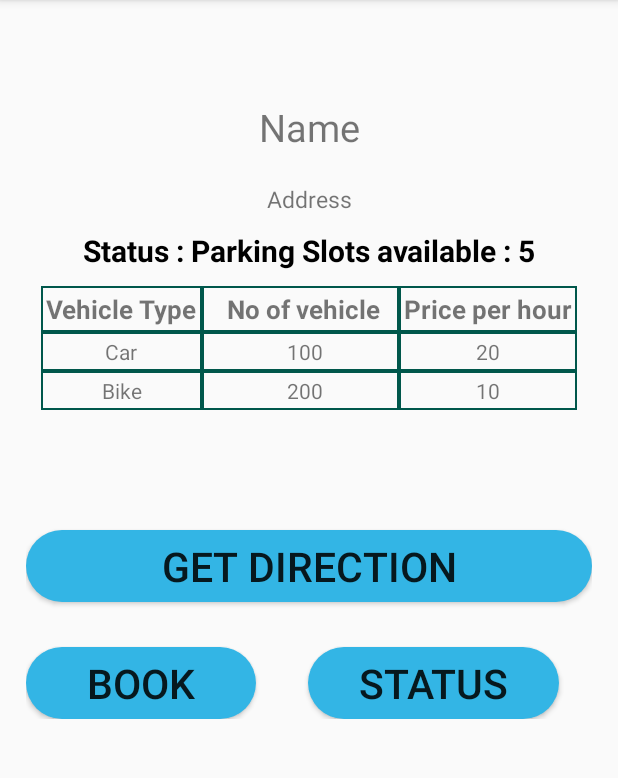
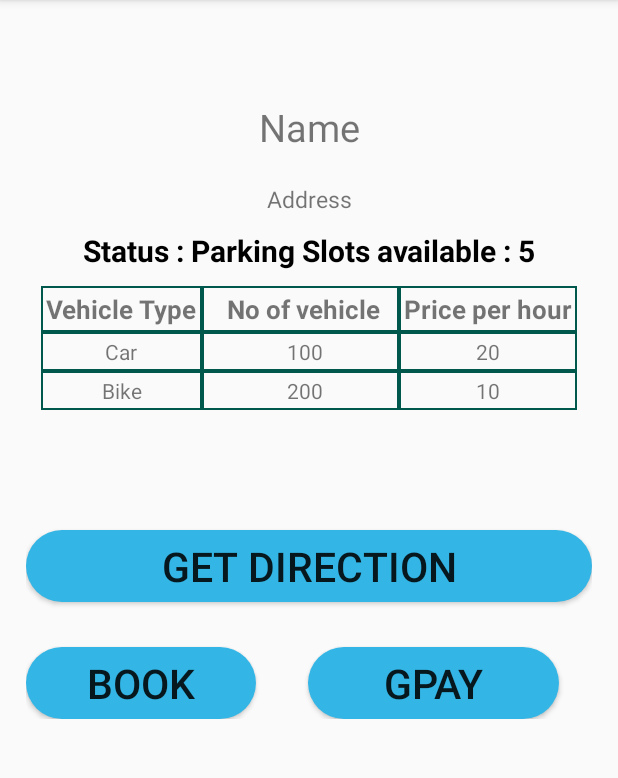
Before and after one commit to darshan761/LordsEye, an Android app: the Operator screen opened directly, with no data from a screen before it, on a phone screen of 412 x 824 dp, the part 84-862 px from its top. Run offline under Robolectric (Android 15) with nearby library versions, the phone set to English and light mode, and no system bars; our stand-ins replace Firebase (no records; nobody signed in at launch, a user with empty details on screens opened directly); libraries missing offline, so code that uses them is left out: androidmads.library.qrgenearator; 2 statements that could not run were skipped.

```diff
--- a/app/src/main/res/layout/activity_operator.xml
+++ b/app/src/main/res/layout/activity_operator.xml
@@ -184,7 +184,7 @@
                 android:layout_marginTop="30dp"
                 android:layout_marginEnd="22dp"
                 android:background="@drawable/darkborderbutton1"
-                android:text="Status"
+                android:text="Gpay"
                 android:textSize="27dp" />
 
         </RelativeLayout>
```
